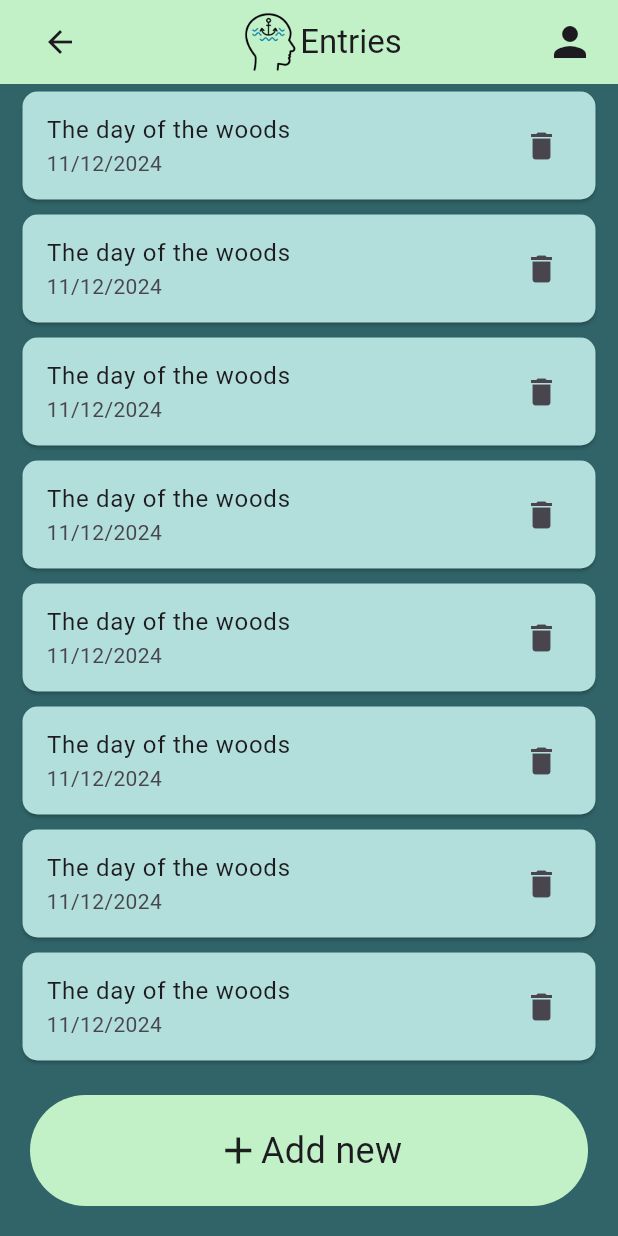
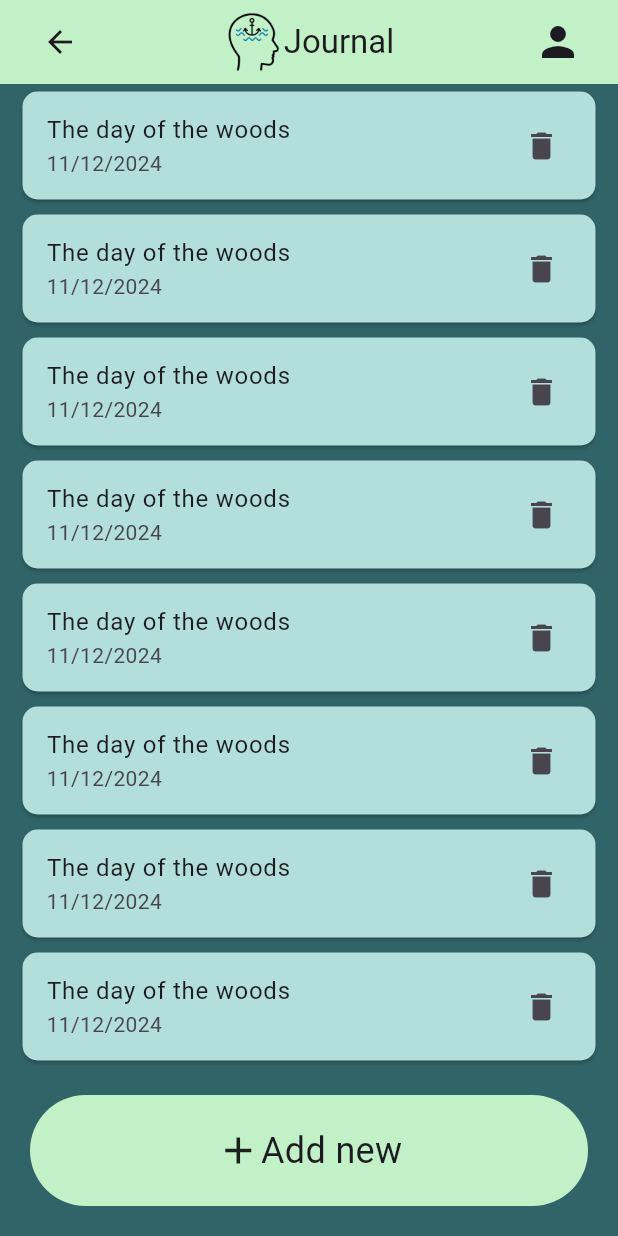
Before and after one commit to b-a-hanley/AnchoredMind, a Flutter app: the screen it shows after launch, after a tap on "Journal", on a phone screen of 412 x 824 dp. Run offline on Flutter 3.47's test engine with Material 3 defaults, Android fonts, the phone set to English and light mode, and no system bars; our stand-ins replace audioplayers, flick_video_player, video_player; generated files the repository leaves out were written again.

Commit message:
add multilanguages

```diff
--- /dev/null
+++ b/anchoredmind/l10n.yaml
@@ -0,0 +1,3 @@
+arb-dir: lib/l10n
+template-arb-file: app_en.arb
+output-localization-file: app_localizations.dart
--- /dev/null
+++ b/anchoredmind/lib/components/LocaleProvider.dart
@@ -0,0 +1,13 @@
+import 'package:flutter/material.dart';
+
+class LocaleProvider extends ChangeNotifier {
+  Locale _locale = Locale('en'); // Default locale
+
+  Locale get locale => _locale;
+
+  void setLocale(Locale newLocale) {
+    if (_locale == newLocale) return;
+    _locale = newLocale;
+    notifyListeners(); // Notify UI to rebuild
+  }
+}
--- a/anchoredmind/lib/components/my_app_bar.dart
+++ b/anchoredmind/lib/components/my_app_bar.dart
@@ -1,5 +1,6 @@
 import 'package:flutter/material.dart';
 import '../components/my_colours.dart';
+import '../pages/profile_page.dart';
 
 class MyAppBar extends AppBar {
   final String name;
@@ -24,7 +25,15 @@ class MyAppBar extends AppBar {
                 ),
               ],
           ),
-          Icon(Icons.person, size: 32,)
+          IconButton(
+            icon: Icon(Icons.person, size: 32),
+            onPressed: () {
+              Navigator.push(
+                context,
+                MaterialPageRoute(builder: (context) => ProfilePage()),
+              );
+            },
+          )
         ],
       ),
     );
--- a/anchoredmind/lib/components/my_button.dart
+++ b/anchoredmind/lib/components/my_button.dart
@@ -3,7 +3,7 @@ import '../components/my_colours.dart';
 
 class MyButton extends StatelessWidget {
   final String name;
-  final IconData icon;
+  final IconData? icon;
   final GestureTapCallback? onPressed;
   final Color colour;
 
@@ -11,7 +11,7 @@ class MyButton extends StatelessWidget {
   const MyButton({
     super.key,
     required this.name,
-    required this.icon,
+    this.icon,
     this.onPressed,
     this.colour = MyColours.primary,
   });
--- /dev/null
+++ b/anchoredmind/lib/l10n/l10n.dart
@@ -0,0 +1,10 @@
+import 'package:flutter/material.dart';
+class L10n {
+  static final all = [
+    const Locale('en'),
+    const Locale('ar'),
+    const Locale('hi'),
+    const Locale('zh'),
+    const Locale('bn'),
+  ];
+}
--- a/anchoredmind/lib/main.dart
+++ b/anchoredmind/lib/main.dart
@@ -1,8 +1,18 @@
+import '../l10n/l10n.dart';
+import 'package:flutter_localizations/flutter_localizations.dart';
 import 'package:flutter/material.dart';
+import 'package:provider/provider.dart';
+import 'components/LocaleProvider.dart';
 import 'pages/home_page.dart';
+import 'package:flutter_gen/gen_l10n/app_localizations.dart';
 
 void main() {
-  runApp(AnchoredMind());
+  runApp(
+    ChangeNotifierProvider(
+      create: (context) => LocaleProvider(),
+      child: AnchoredMind(),
+    ),
+  );
 }
 
 class AnchoredMind extends StatelessWidget {
@@ -10,8 +20,16 @@ class AnchoredMind extends StatelessWidget {
 
   @override
   Widget build(BuildContext context) {
+    final localeProvider = Provider.of<LocaleProvider>(context);
     return MaterialApp(
       debugShowCheckedModeBanner: false,
+      supportedLocales: L10n.all,
+      locale: localeProvider.locale,
+      localizationsDelegates: const [
+        AppLocalizations.delegate,
+        GlobalMaterialLocalizations.delegate,
+        GlobalWidgetsLocalizations.delegate,
+      ],
       home: HomePage(),
     );
   }
--- a/anchoredmind/lib/pages/breath_page.dart
+++ b/anchoredmind/lib/pages/breath_page.dart
@@ -2,6 +2,7 @@ import '../components/my_app_bar.dart';
 import 'package:flick_video_player/flick_video_player.dart';
 import 'package:flutter/material.dart';
 import 'package:video_player/video_player.dart';
+import 'package:flutter_gen/gen_l10n/app_localizations.dart';
 
 class BreathPage extends StatelessWidget {
   BreathPage({super.key});
@@ -13,7 +14,7 @@ class BreathPage extends StatelessWidget {
   @override
   Widget build(BuildContext context) {
     return Scaffold(
-      appBar: MyAppBar(context, name: "Breath"),
+      appBar: MyAppBar(context, name: AppLocalizations.of(context)!.breath),
       body: Center(
         child: AspectRatio(
           aspectRatio: 9 / 16,
--- a/anchoredmind/lib/pages/entry_list_page.dart
+++ b/anchoredmind/lib/pages/entry_list_page.dart
@@ -1,8 +1,10 @@
-import 'package:anchoredmind/pages/new_entry_page.dart';
+import 'package:anchoredmind/pages/mindful_page.dart';
 import 'package:flutter/material.dart';
 import '../components/my_app_bar.dart';
 import '../components/my_button.dart';
 import '../components/my_colours.dart';
+
+import 'package:flutter_gen/gen_l10n/app_localizations.dart';
 
 class EntryListPage extends StatelessWidget {
   const EntryListPage({super.key});
@@ -11,7 +13,7 @@ class EntryListPage extends StatelessWidget {
   Widget build(BuildContext context) {
     return Scaffold(
       backgroundColor: MyColours.backgroundGreen,
-      appBar: MyAppBar(name: "Entries", context),
+      appBar: MyAppBar(context, name: AppLocalizations.of(context)!.journal),
       body: Column(
         children: [
           Expanded(child: ListView.builder(
@@ -31,7 +33,7 @@ class EntryListPage extends StatelessWidget {
                     // Example: Navigate to another page when tapped
                     Navigator.push(
                       context,
-                      MaterialPageRoute(builder: (context) => NewEntryPage()),
+                      MaterialPageRoute(builder: (context) => MindfulPage()),
                     );
                   },
                 ),
--- a/anchoredmind/lib/pages/home_page.dart
+++ b/anchoredmind/lib/pages/home_page.dart
@@ -1,4 +1,5 @@
 import 'package:flutter/material.dart';
+import 'package:flutter_gen/gen_l10n/app_localizations.dart';
 import '/pages/entry_list_page.dart';
 import '/pages/mindful_page.dart';
 import '/pages/breath_page.dart';
@@ -34,7 +35,7 @@ class _HomePageState extends State<HomePage> {
               ),
               child: Column(children: [
                 Text(
-                  'Feel',
+                  AppLocalizations.of(context)!.feel,
                   style: TextStyle(
                     fontSize: 32.0, // Make the text larger
                   ),
@@ -52,7 +53,7 @@ class _HomePageState extends State<HomePage> {
                 crossAxisCount: 2,
 
                 children: <Widget>[
-                  MyCard(name: "Mindful", icon: Icons.self_improvement,
+                  MyCard(name: AppLocalizations.of(context)!.mindful, icon: Icons.self_improvement,
                     onPressed: () {
                       Navigator.push(
                         context,
@@ -60,7 +61,7 @@ class _HomePageState extends State<HomePage> {
                       );
                     },
                   ),
-                  MyCard(name: "Breath", icon: Icons.air,
+                  MyCard(name: AppLocalizations.of(context)!.breath, icon: Icons.air,
                     onPressed: () {
                       Navigator.push(
                         context,
@@ -68,7 +69,7 @@ class _HomePageState extends State<HomePage> {
                       );
                     },
                   ),
-                  MyCard(name: "Journal", icon: Icons.edit_document, colour: MyColours.darkTeal,
+                  MyCard(name: AppLocalizations.of(context)!.journal, icon: Icons.edit_document, colour: MyColours.darkTeal,
                     onPressed: () {
                       Navigator.push(
                         context,
@@ -76,7 +77,7 @@ class _HomePageState extends State<HomePage> {
                       );
                     },
                   ),
-                  MyCard(name: "Gratitude", icon: Icons.health_and_safety, colour: MyColours.darkTeal,
+                  MyCard(name: AppLocalizations.of(context)!.gratitude, icon: Icons.health_and_safety, colour: MyColours.darkTeal,
                     onPressed: () {
                       Navigator.push(
                         context,
--- a/anchoredmind/lib/pages/mindful_page.dart
+++ b/anchoredmind/lib/pages/mindful_page.dart
@@ -4,6 +4,7 @@ import '../components/my_app_bar.dart';
 import '../components/my_colours.dart';
 import '../components/my_audio_player.dart';
 import '../pages/home_page.dart';
+import 'package:flutter_gen/gen_l10n/app_localizations.dart';
 
 class MindfulPage extends StatelessWidget {
   MindfulPage({super.key});
@@ -13,7 +14,7 @@ class MindfulPage extends StatelessWidget {
   Widget build(BuildContext context) {
     return Scaffold(
       backgroundColor: MyColours.backgroundGreen,
-      appBar: MyAppBar(name: "Mindful", context),
+      appBar: MyAppBar(name: AppLocalizations.of(context)!.mindful, context),
       body: Column(
         children: [
           Expanded(child: ListView.builder(
--- a/anchoredmind/pubspec.yaml
+++ b/anchoredmind/pubspec.yaml
@@ -30,6 +30,10 @@ environment:
 dependencies:
   flutter:
     sdk: flutter
+  provider: ^6.1.0
+  flutter_localizations:
+    sdk: flutter
+  intl: ^0.19.0
 
   # The following adds the Cupertino Icons font to your application.
   # Use with the CupertinoIcons class for iOS style icons.
@@ -58,6 +62,7 @@ flutter:
   # The following line ensures that the Material Icons font is
   # included with your application, so that you can use the icons in
   # the material Icons class.
+  generate: true
   uses-material-design: true
 
   # To add assets to your application, add an assets section, like this:
```
Also changed, not shown: anchoredmind/lib/l10n/app_ar.arb (added, +8 -0 lines), anchoredmind/lib/l10n/app_bn.arb (added, +8 -0 lines), anchoredmind/lib/l10n/app_en.arb (added, +26 -0 lines), anchoredmind/lib/l10n/app_hi.arb (added, +8 -0 lines), anchoredmind/lib/l10n/app_zh.arb (added, +8 -0 lines), anchoredmind/lib/pages/profile_page.dart (added, +71 -0 lines), anchoredmind/pubspec.lock.
